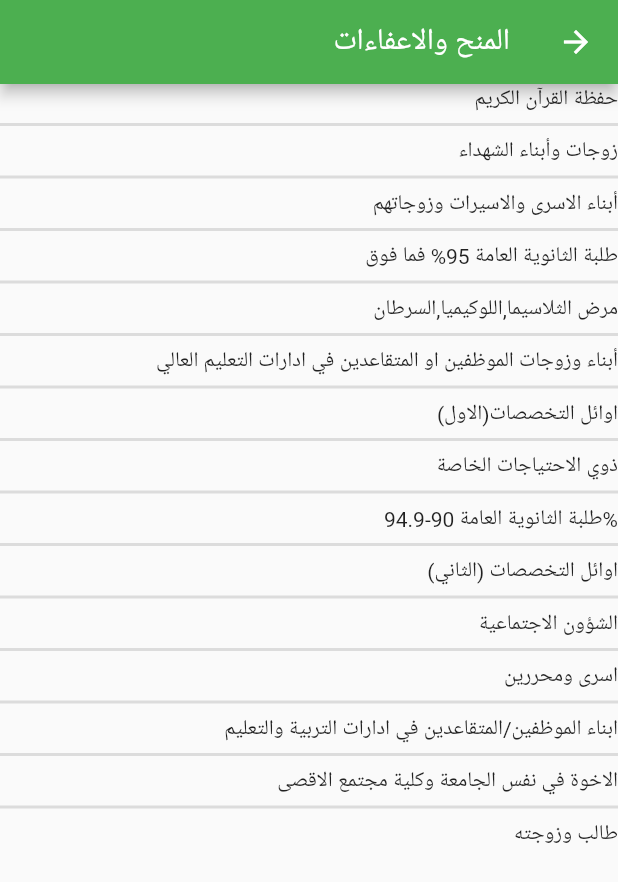
After one commit to RamadanJawad/project_unv, a Flutter app: the DetailsScreen screen opened by its route, on a phone screen of 412 x 824 dp. The commit adds this screen. Shown: the top 882 px of the screen. Run offline on Flutter 3.47's test engine with Material 2 defaults, Android fonts, the light colour scheme and no system bars; our stand-ins replace animated_splash_screen, google_fonts; Roboto replaces fonts that are missing (Cairo).

Commit message:
First commit

```diff
--- /dev/null
+++ b/lib/data/details.dart
@@ -0,0 +1,143 @@
+class DataDetails {
+  static List data = [
+    {
+      "name": "حفظة القرآن الكريم",
+      "id": 0,
+      "start": "يبدأ من الفصل الثاني",
+      "details1":
+          "يتم تحديد نسبة الاعفاء حسب نتيجة الطالب في الامتحان داخل المؤسسة الاكاديمية",
+      "details2": " ",
+      "details3": " ",
+      "exemption rate": "%100-50"
+    },
+    {
+      "name": "زوجات وأبناء الشهداء",
+      "id": 1,
+      "start": "يبدأ من الفصل الأول",
+      "details1": "احضار افادة اعفاء جامعي من مؤسسة رعاية اسر الشهداء",
+      "details2": "احضار حجة عزوبية",
+      "details3": "ان تكون زوجة الشهيد غير متزوجة من اخر",
+      "exemption rate": "%100"
+    },
+    {
+      "name": "أبناء الاسرى والاسيرات وزوجاتهم",
+      "id": 2,
+      "start": "يبدأ من الفصل الثاني",
+      "details1": "احضار افادة اعفاء جامعي من وزارة الاسرى ",
+      "details2":
+          "احضار افادة من الصليب الاحمر تثبت ان الاسير رهن الاعتقال الاسرائيلي",
+      "details3": "احضار حجة عزوبية للطالبات فقط ",
+      "exemption rate": "%100"
+    },
+    {
+      "name": "طلبة الثانوية العامة 95% فما فوق",
+      "id": 3,
+      "start": "يبدأ من الفصل الاول",
+      "details1":
+          "تستمر استفادة الطالب من الاعفاء في حالة حصوله على معدل تراكمي 90% فاعلى لجميع التخصصات",
+      "details2": "ان لا يزيد تاريخ اصدار شهادة الثانوية العامة عن 3 سنوات",
+      "details3": " ",
+      "exemption rate": "%100"
+    },
+    {
+      "name": "مرض الثلاسيما,اللوكيميا,السرطان",
+      "id": 4,
+      "start": "يبدأ من الفصل الاول",
+      "details1": "احضار تقرير طبي معتمد بحالة الطالب الصحية من وزارة الصحة",
+      "details2": " ",
+      "details3": " ",
+      "exemption rate": "%100"
+    },
+    {
+      "name": "أبناء وزوجات الموظفين او المتقاعدين في ادارات التعليم العالي",
+      "id": 5,
+      "start": "يبدأ من الفصل الاول",
+      "details1": "احضار افادة من المؤسسة التابع لها الموظف ",
+      "details2": "احضار حجة عزوبية للطالبات فقط",
+      "details3": "احضار صورة عن عقد الزواج (للمتزوجات) ",
+      "exemption rate": "%100"
+    },
+    {
+      "name": "اوائل التخصصات(الاول)",
+      "id": 6,
+      "start": " يبدأ للفصل الثاني من التفوق",
+      "details1": "ان لا يقل معدل الطالب الفصلي عن 80 % بعدد 12 ساعة على الاقل",
+      "details2": " ",
+      "details3": " ",
+      "exemption rate": "%100"
+    },
+    {
+      "name": "ذوي الاحتياجات الخاصة",
+      "id": 7,
+      "start": " يبدأ من الفصل الاول",
+      "details1": "ان لا يقل معدل الطالب الفصلي عن 80 % بعدد 12 ساعة على الاقل",
+      "details2": " ",
+      "details3": " ",
+      "exemption rate": "%100 - 75"
+    },
+    {
+      "name": "%طلبة الثانوية العامة 90-94.9",
+      "id": 8,
+      "start": " يبدأ من الفصل الاول",
+      "details1":
+          "تستمر استفادة الطالب من الاعفاء في حالة حصوله على معدل تراكمي 85% فاعلى لجميع التخصصات",
+      "details2": "ان لايزيد تاريخ اصدار شهادة الثانوية العامة عن 3 سنوات",
+      "details3": " ",
+      "exemption rate": "%50"
+    },
+    {
+      "name": "اوائل التخصصات (الثاني)",
+      "id": 9,
+      "start": " يبدأ للفصل الثاني من التفوق",
+      "details1": "ان لا يقل معدل الطالب الفصلي عن 80% بعدد 12 ساعة على الاقل",
+      "details2": " ",
+      "details3": " ",
+    },
+    {
+      "name": "الشؤون الاجتماعية",
+      "id": 10,
+      "start":
+          "احضار افادة بقرابة من الدرجة الاولى برقم مسجل من وزارة الشؤون الاجتماعية",
+      "details1": "ان لا يقل معدل الطالب الفصلي عن 80% بعدد 12 ساعة على الاقل",
+      "details2": " ",
+      "details3": " ",
+      "exemption rate": "%50"
+    },
+    {
+      "name": "اسرى ومحررين",
+      "id": 11,
+      "start": "يبدأ من الفصل الثاني",
+      "details1": "احضار افادة من وزارة الاسرى",
+      "details2": " ",
+      "details3": " ",
+      "exemption rate": "%50"
+    },
+    {
+      "name": "ابناء الموظفين/المتقاعدين في ادارات التربية والتعليم",
+      "id": 12,
+      "start": "يبدأ من الفصل الاول",
+      "details1": "احضار افادة من المديرية التابع لها الموظف",
+      "details2": "احضار حجة عزوبية للطالبات فقط",
+      "details3": " ",
+      "exemption rate": "%50"
+    },
+    {
+      "name": "الاخوة في نفس الجامعة وكلية مجتمع الاقصى",
+      "id": 13,
+      "start": "يبدأ من الفصل الثاني",
+      "details1": "يستفيد منه الطالب الاقدم اكاديميا للفصل الاول",
+      "details2": "يستفيد منه كلاهما في الفصل الثاني",
+      "details3": " ",
+      "exemption rate": "%25"
+    },
+    {
+      "name": "طالب وزوجته",
+      "id": 14,
+      "start": "يبدأ من الفصل الثاني",
+      "details1": "يستفيد منه الطالب الاقدم اكاديميا للفصل الاول",
+      "details2": "يستفيد منه كلاهما في الفصل الثاني",
+      "details3": "يمنح الاعفاء لكليهما شريطة احضار عقد الزواج",
+      "exemption rate": "%25"
+    },
+  ];
+}
--- a/lib/main.dart
+++ b/lib/main.dart
@@ -1,5 +1,6 @@
 import 'package:flutter/material.dart';
 import 'package:pro_unv/screens/all_specialties.dart';
+import 'package:pro_unv/screens/details_screen.dart';
 import 'package:pro_unv/screens/home_screen.dart';
 import 'package:pro_unv/screens/launch_screen.dart';
 
@@ -24,6 +25,7 @@ class _MyAppState extends State<MyApp> {
         '/launch_screen':(context) => LaunchScrren(),
         '/home_screen':(context) => HomeScreen(),
         '/all_specialties_screen':(context) => AllSpecialties(),
+        '/details_screen':(context) => DetailsScreen(),
       },
     );
   }
--- /dev/null
+++ b/lib/screens/details_screen.dart
@@ -0,0 +1,72 @@
+import 'package:flutter/material.dart';
+import 'package:flutter/src/widgets/container.dart';
+import 'package:flutter/src/widgets/framework.dart';
+import 'package:google_fonts/google_fonts.dart';
+import 'package:pro_unv/data/details.dart';
+import 'package:pro_unv/screens/screen4.dart';
+
+class DetailsScreen extends StatefulWidget {
+  const DetailsScreen({super.key});
+
+  @override
+  State<DetailsScreen> createState() => _DetailsScreenState();
+}
+
+class _DetailsScreenState extends State<DetailsScreen> {
+  @override
+  late List data;
+  @override
+  void initState() {
+    super.initState();
+    data = [];
+  }
+
+  @override
+  Widget build(BuildContext context) {
+    return Directionality(
+      textDirection: TextDirection.rtl,
+      child: Scaffold(
+          appBar: AppBar(
+            title: Text(
+              "المنح والاعفاءات",
+              style: GoogleFonts.cairo(),
+            ),
+            backgroundColor: Colors.green,
+          ),
+          body: ListView.separated(
+              separatorBuilder: (context, index) => Divider(
+                    thickness: 2,
+                  ),
+              itemCount: DataDetails.data.length,
+              itemBuilder: (context, index) {
+                return InkWell(
+                  onTap: () {
+                    setState(() {
+                      if (data.isEmpty) {
+                        readData(index);
+                      } else if (data.isNotEmpty) {
+                        data.clear();
+                        readData(index);
+                      }
+                    });
+                  },
+                  child: Text(DataDetails.data[index]['name']),
+                );
+              })),
+    );
+  }
+
+  void readData(int index) {
+    for (int element = 0; element < DataDetails.data.length; element++) {
+      if (DataDetails.data[element]['id'] == index) {
+        data.add(
+          DataDetails.data.elementAt(element)['details1'],
+        );
+        data.add(DataDetails.data.elementAt(element)['details2']);
+        data.add(DataDetails.data.elementAt(element)['details3']);
+      }
+    }
+    Navigator.push(
+        context, MaterialPageRoute(builder: (context) => Screen4(data: data)));
+  }
+}
--- a/lib/screens/selected_specialties.dart
+++ b/lib/screens/selected_specialties.dart
@@ -22,7 +22,7 @@ class _SelectedSpecialtiesState extends State<SelectedSpecialties> {
       textDirection: TextDirection.rtl,
       child: Scaffold(
         appBar: AppBar(
-
+          backgroundColor: Colors.green,
           title: Text(
             "التخصصات المتاحة",
             style: GoogleFonts.cairo(),
```
Also changed, not shown: lib/data/data.dart (+119 -72 lines), lib/screens/all_specialties.dart (+8 -2 lines), lib/screens/home_screen.dart (+16 -11 lines), lib/screens/screen4.dart (added, +33 -0 lines), lib/screens/tab1.dart (+29 -37 lines), lib/screens/tab2.dart (+12 -10 lines).
